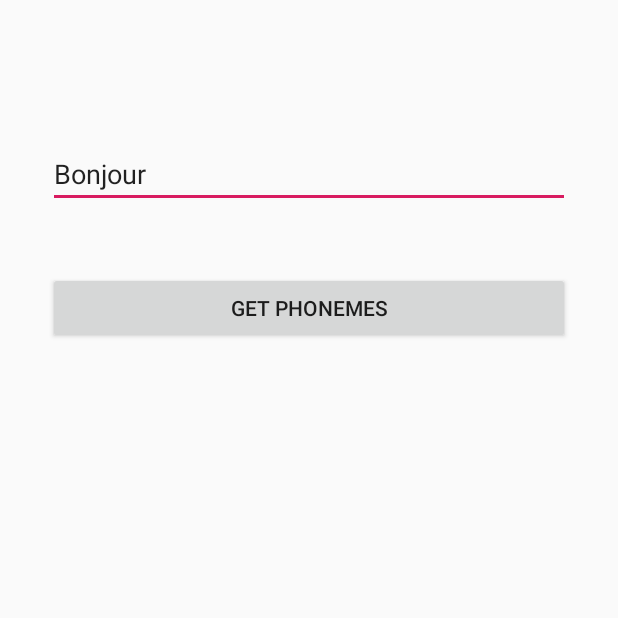
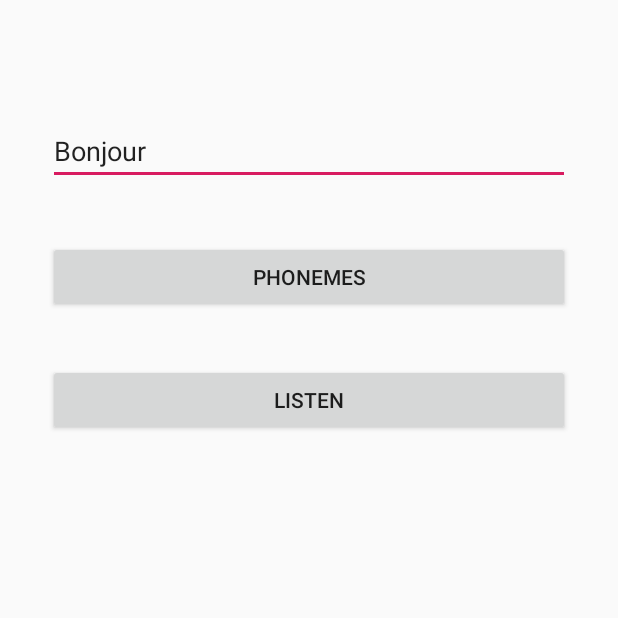
Before and after one commit to unicitee/french-phonemes, an Android app: the screen it shows after launch (MainActivity), on a phone screen of 412 x 824 dp, the top half of it. Run offline under Robolectric (Android 15) with nearby library versions, the light colour scheme and no system bars; libraries missing offline, so code that uses them is left out: com.chaquo.python; 1 statement that could not run was skipped.

Commit message:
TTS added

```diff
--- a/app/src/main/res/layout/activity_main.xml
+++ b/app/src/main/res/layout/activity_main.xml
@@ -14,4 +14,5 @@
 
     <include layout="@layout/content_main" />
 
+
 </android.support.design.widget.CoordinatorLayout>
--- a/app/src/main/res/layout/content_main.xml
+++ b/app/src/main/res/layout/content_main.xml
@@ -10,16 +10,17 @@
 
     <TextView
         android:id="@+id/textView"
-        android:layout_width="0dp"
+        android:layout_width="wrap_content"
         android:layout_height="wrap_content"
         android:layout_marginLeft="32dp"
         android:layout_marginRight="32dp"
+        android:textColor="@color/colorAccent"
         app:layout_constraintBottom_toBottomOf="parent"
-        app:layout_constraintHorizontal_bias="0.0"
-        app:layout_constraintLeft_toLeftOf="parent"
-        app:layout_constraintRight_toRightOf="parent"
+        app:layout_constraintEnd_toEndOf="parent"
+        app:layout_constraintHorizontal_bias="0.5"
+        app:layout_constraintStart_toStartOf="parent"
         app:layout_constraintTop_toTopOf="parent"
-        app:layout_constraintVertical_bias="0.356" />
+        app:layout_constraintVertical_bias="0.41000003" />
 
     <EditText
         android:id="@+id/editText"
@@ -37,7 +38,7 @@
         app:layout_constraintHorizontal_bias="0.0"
         app:layout_constraintStart_toStartOf="parent"
         app:layout_constraintTop_toTopOf="parent"
-        app:layout_constraintVertical_bias="0.12" />
+        app:layout_constraintVertical_bias="0.1" />
 
     <Button
         android:id="@+id/btn"
@@ -47,12 +48,28 @@
         android:layout_marginLeft="32dp"
         android:layout_marginEnd="32dp"
         android:layout_marginRight="32dp"
-        android:text="@string/btn_label"
+        android:text="@string/btn_phonemes"
         app:layout_constraintBottom_toBottomOf="parent"
         app:layout_constraintEnd_toEndOf="parent"
         app:layout_constraintHorizontal_bias="0.0"
         app:layout_constraintStart_toStartOf="parent"
         app:layout_constraintTop_toTopOf="parent"
-        app:layout_constraintVertical_bias="0.234" />
+        app:layout_constraintVertical_bias="0.207" />
+
+    <Button
+        android:id="@+id/btn2"
+        android:layout_width="match_parent"
+        android:layout_height="wrap_content"
+        android:layout_marginStart="32dp"
+        android:layout_marginLeft="32dp"
+        android:layout_marginEnd="32dp"
+        android:layout_marginRight="32dp"
+        android:text="@string/btn_listening"
+        app:layout_constraintBottom_toBottomOf="parent"
+        app:layout_constraintEnd_toEndOf="parent"
+        app:layout_constraintHorizontal_bias="0.0"
+        app:layout_constraintStart_toStartOf="parent"
+        app:layout_constraintTop_toTopOf="parent"
+        app:layout_constraintVertical_bias="0.313" />
 
 </android.support.constraint.ConstraintLayout>
--- a/app/src/main/res/values/dimens.xml
+++ b/app/src/main/res/values/dimens.xml
@@ -1,3 +1,4 @@
 <resources>
     <dimen name="fab_margin">16dp</dimen>
+    <item name="maxWidth" type="dimen">90%</item>
 </resources>
--- a/app/src/main/res/values/strings.xml
+++ b/app/src/main/res/values/strings.xml
@@ -1,6 +1,7 @@
 <resources>
     <string name="app_name">Tamara</string>
     <string name="action_settings">Settings</string>
-    <string name="btn_label">Get Phonemes</string>
+    <string name="btn_phonemes">Phonemes</string>
     <string name="place_holder">Bonjour</string>
+    <string name="btn_listening">Listen</string>
 </resources>
```
Also changed, not shown: app/src/main/java/com/unicitee/tamara/MainActivity.java (+65 -5 lines), 1 other file.
